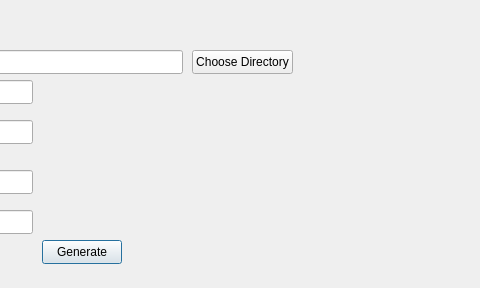
Old version of the form fiber_layer_addFiberLayer_base.ui in the repository Xerxsea/QgisFiberLayers; both pictures show x 318 to 798 and y 0 to 288 of the 798 by 288 pixel window.
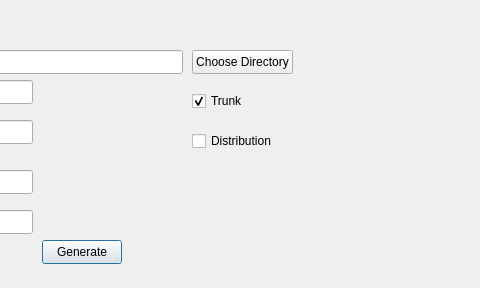
New version of the form.

Commit message: Symbol Lines

```diff
--- a/fiber_layer_addFiberLayer_base.ui
+++ b/fiber_layer_addFiberLayer_base.ui
@@ -203,6 +203,35 @@
     <string>Fiber Type:</string>
    </property>
   </widget>
+  <widget class="QCheckBox" name="trunkCheck">
+   <property name="geometry">
+    <rect>
+     <x>510</x>
+     <y>90</y>
+     <width>78</width>
+     <height>22</height>
+    </rect>
+   </property>
+   <property name="text">
+    <string>Trunk</string>
+   </property>
+   <property name="checked">
+    <bool>true</bool>
+   </property>
+  </widget>
+  <widget class="QCheckBox" name="distCheck">
+   <property name="geometry">
+    <rect>
+     <x>510</x>
+     <y>130</y>
+     <width>101</width>
+     <height>22</height>
+    </rect>
+   </property>
+   <property name="text">
+    <string>Distribution</string>
+   </property>
+  </widget>
  </widget>
  <resources/>
  <connections/>
```
The commit also changes 2 other files.
